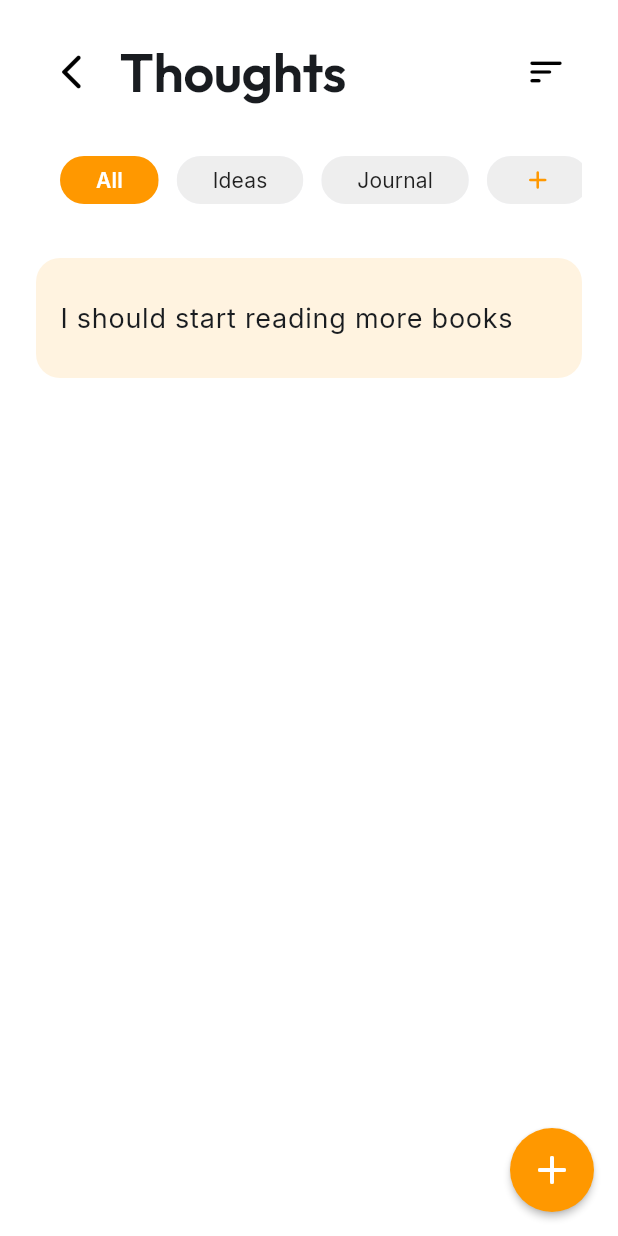
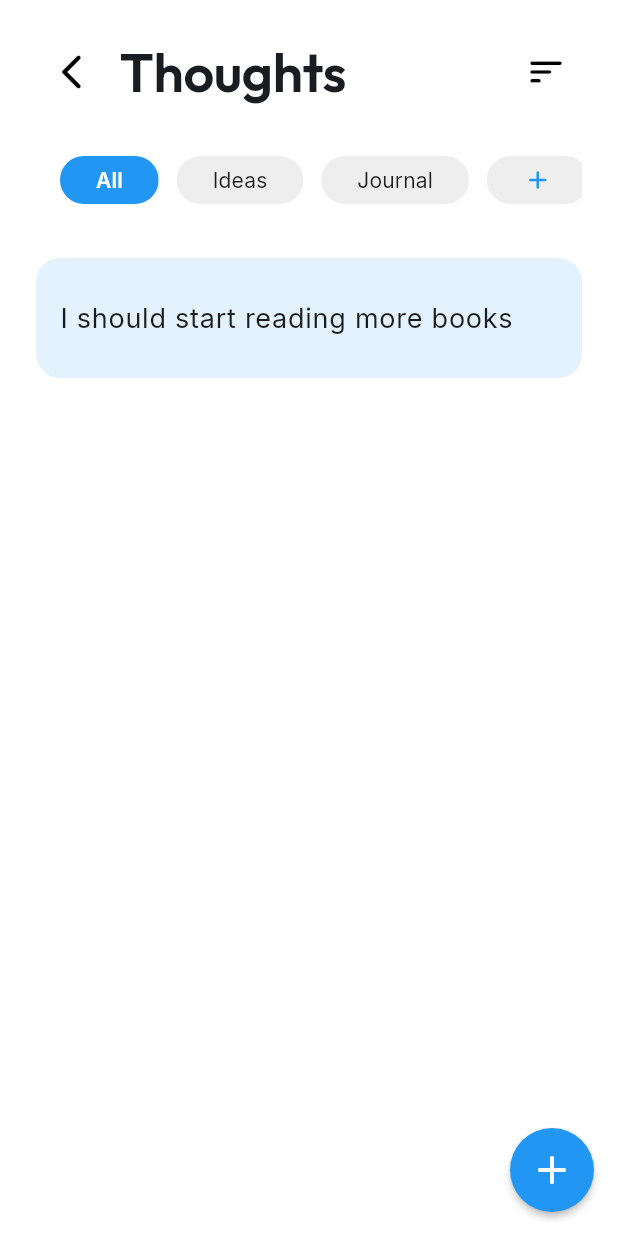
Before and after one commit to MateuszS6/focusyn_app, a Flutter app: the FocusesPage screen opened directly, after a tap on "Thoughts", on a phone screen of 412 x 824 dp. Run offline on Flutter 3.47's test engine with Material 3 defaults, Android fonts, the phone set to English and light mode, and no system bars; drawn by our look-alikes of flutter_slidable; our stand-ins replace firebase_auth, firebase_core, fl_chart, google_fonts, hive, hive_flutter; accounts and stored records are empty.

Commit message:
Organise constants

```diff
--- a/lib/constants/theme_constants.dart
+++ b/lib/constants/theme_constants.dart
@@ -1,22 +1,63 @@
 import 'package:flutter/material.dart';
+import 'package:focusyn_app/constants/keys.dart';
 import 'package:google_fonts/google_fonts.dart';
 
 class ThemeConstants {
+  // Theme sizes
   static const double iconSize = 28.0;
   static const double appBarIconSize = 24.0;
   static const double appBarFontSize = 32.0;
   static const FontWeight appBarFontWeight = FontWeight.w900;
 
+  // Theme colours
   static const Color scaffoldBackgroundColor = Colors.white;
   static const Color appBarBackgroundColor = Colors.white;
   static const Color appBarTextColor = Colors.black;
   static const Color selectedItemColor = Colors.blue;
   static const Color unselectedItemColor = Colors.grey;
 
+  // Focus colours
+  static const Map<String, Map<String, Color>> focusColors = {
+    Keys.actions: {'main': Colors.purple, 'task': Color(0xFFF3E5F5)},
+    Keys.flows: {'main': Colors.lightGreen, 'task': Color(0xFFE8F5E9)},
+    Keys.moments: {'main': Colors.red, 'task': Color(0xFFFFEBEE)},
+    Keys.thoughts: {'main': Colors.blue, 'task': Color(0xFFE3F2FD)},
+  };
+
+  // Text styles
+  static TextTheme get textTheme {
     // Font families
     final displayFont = GoogleFonts.outfit;
     final headlineFont = GoogleFonts.poppins;
     final titleFont = GoogleFonts.inter;
     final bodyFont = GoogleFonts.inter;
     final labelFont = GoogleFonts.inter;
+
+    return TextTheme(
+      // Display styles
+      displayLarge: displayFont(fontSize: 36, fontWeight: FontWeight.w600),
+      displayMedium: displayFont(fontSize: 28, fontWeight: FontWeight.w600),
+      displaySmall: displayFont(fontSize: 24, fontWeight: FontWeight.w600),
+
+      // Headline styles
+      headlineLarge: headlineFont(fontSize: 20, fontWeight: FontWeight.w600),
+      headlineMedium: headlineFont(fontSize: 18, fontWeight: FontWeight.w600),
+      headlineSmall: headlineFont(fontSize: 16, fontWeight: FontWeight.w600),
+
+      // Title styles
+      titleLarge: titleFont(fontSize: 16, fontWeight: FontWeight.w500),
+      titleMedium: titleFont(fontSize: 14, fontWeight: FontWeight.w500),
+      titleSmall: titleFont(fontSize: 12, fontWeight: FontWeight.w500),
+
+      // Body styles
+      bodyLarge: bodyFont(fontSize: 16, fontWeight: FontWeight.normal),
+      bodyMedium: bodyFont(fontSize: 14, fontWeight: FontWeight.normal),
+      bodySmall: bodyFont(fontSize: 12, fontWeight: FontWeight.normal),
+
+      // Label styles
+      labelLarge: labelFont(fontSize: 14, fontWeight: FontWeight.w500),
+      labelMedium: labelFont(fontSize: 12, fontWeight: FontWeight.w500),
+      labelSmall: labelFont(fontSize: 10, fontWeight: FontWeight.w500),
+    );
   }
+}
--- a/lib/pages/focuses_page.dart
+++ b/lib/pages/focuses_page.dart
@@ -1,4 +1,5 @@
 import 'package:flutter/material.dart';
+import 'package:focusyn_app/constants/theme_constants.dart';
 import 'package:focusyn_app/services/task_service.dart';
 import 'package:focusyn_app/constants/keys.dart';
 import 'package:focusyn_app/utils/focus_card.dart';
@@ -103,7 +104,7 @@ class _FocusesPageState extends State<FocusesPage> {
                       vertical: 6,
                     ),
                     decoration: BoxDecoration(
-                      color: TaskService.instance.colours[mostActive]!['main']!
+                      color: ThemeConstants.focusColors[mostActive]!['main']!
                           .withAlpha(26),
                       borderRadius: BorderRadius.circular(20),
                     ),
@@ -114,18 +115,15 @@ class _FocusesPageState extends State<FocusesPage> {
                           Icons.local_fire_department_rounded,
                           size: 16,
                           color:
-                              TaskService
-                                  .instance
-                                  .colours[mostActive]!['main']!,
+                              ThemeConstants.focusColors[mostActive]!['main']!,
                         ),
                         const SizedBox(width: 6),
                         Text(
                           '$mostActive is your most active focus',
                           style: TextStyle(
                             color:
-                                TaskService
-                                    .instance
-                                    .colours[mostActive]!['main']!,
+                                ThemeConstants
+                                    .focusColors[mostActive]!['main']!,
                             fontWeight: FontWeight.w500,
                           ),
                         ),
@@ -150,7 +148,7 @@ class _FocusesPageState extends State<FocusesPage> {
                         return FocusCard(
                           icon: category.icon,
                           color:
-                              TaskService.instance.colours[category
+                              ThemeConstants.focusColors[category
                                   .colorKey]!['main']!,
                           category: category.name,
                           description: category.description,
--- a/lib/pages/task_page.dart
+++ b/lib/pages/task_page.dart
@@ -1,6 +1,7 @@
 import 'package:flutter/cupertino.dart';
 import 'package:flutter/material.dart';
 import 'package:flutter_slidable/flutter_slidable.dart';
+import 'package:focusyn_app/constants/theme_constants.dart';
 import 'package:focusyn_app/services/task_service.dart';
 import 'package:focusyn_app/constants/keys.dart';
 import 'package:focusyn_app/models/task_model.dart';
@@ -81,7 +82,7 @@ class _TaskPageState extends State<TaskPage> {
 
   @override
   Widget build(BuildContext context) {
-    final color = TaskService.instance.colours[widget.category]!['main']!;
+    final color = ThemeConstants.focusColors[widget.category]!['main']!;
 
     return Scaffold(
       backgroundColor: Colors.white,
@@ -283,7 +284,7 @@ class _TaskPageState extends State<TaskPage> {
   }
 
   Widget _buildEmptyState() {
-    final color = TaskService.instance.colours[widget.category]!['main']!;
+    final color = ThemeConstants.focusColors[widget.category]!['main']!;
     return Center(
       child: Column(
         mainAxisAlignment: MainAxisAlignment.center,
@@ -340,7 +341,7 @@ class _TaskPageState extends State<TaskPage> {
   }
 
   Widget _buildTaskTile(Map<String, dynamic> task) {
-    final color = TaskService.instance.colours[widget.category]!['task']!;
+    final color = ThemeConstants.focusColors[widget.category]!['task']!;
     final key = ValueKey(task);
 
     Widget tile;
--- a/lib/services/task_service.dart
+++ b/lib/services/task_service.dart
@@ -1,4 +1,3 @@
-import 'package:flutter/material.dart';
 import 'package:focusyn_app/constants/keys.dart';
 import 'package:hive/hive.dart';
 
@@ -42,12 +41,4 @@ class TaskService {
   void updateFilters(String category, List<String> list) {
     _filterBox.put(category, list);
   }
-
-  // You can keep this in memory
-  final Map<String, Map<String, Color?>> colours = {
-    Keys.actions: {'main': Colors.purple, 'task': Colors.purple[50]},
-    Keys.flows: {'main': Colors.lightGreen, 'task': Colors.green[50]},
-    Keys.moments: {'main': Colors.red, 'task': Colors.red[50]},
-    Keys.thoughts: {'main': Colors.orange, 'task': Colors.orange[50]},
-  };
 }
--- a/lib/utils/filter_row.dart
+++ b/lib/utils/filter_row.dart
@@ -1,5 +1,5 @@
 import 'package:flutter/material.dart';
-import 'package:focusyn_app/services/task_service.dart';
+import 'package:focusyn_app/constants/theme_constants.dart';
 import 'package:focusyn_app/constants/keys.dart';
 
 class FilterRow extends StatelessWidget {
@@ -22,7 +22,7 @@ class FilterRow extends StatelessWidget {
 
   @override
   Widget build(BuildContext context) {
-    final color = TaskService.instance.colours[category]!['main']!;
+    final color = ThemeConstants.focusColors[category]!['main']!;
 
     return SizedBox(
       height: 48,
```
Also changed, not shown: lib/theme/app_theme.dart (+2 -39 lines). Lines whose indentation alone changed are shown as unchanged.
